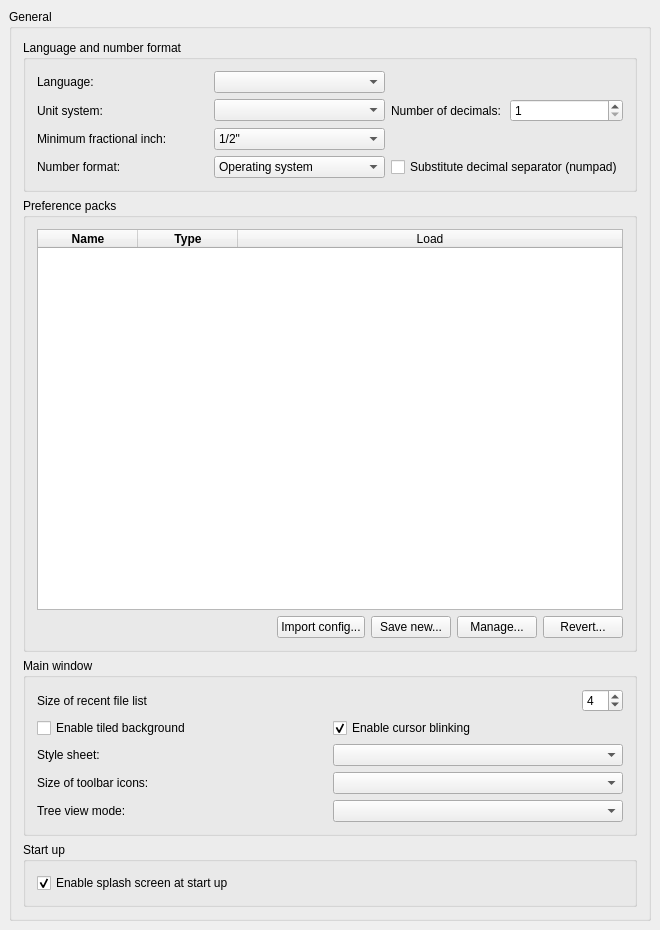
southseact-3d/fcd, file src/Gui/DlgGeneral.ui: the form before one commit.
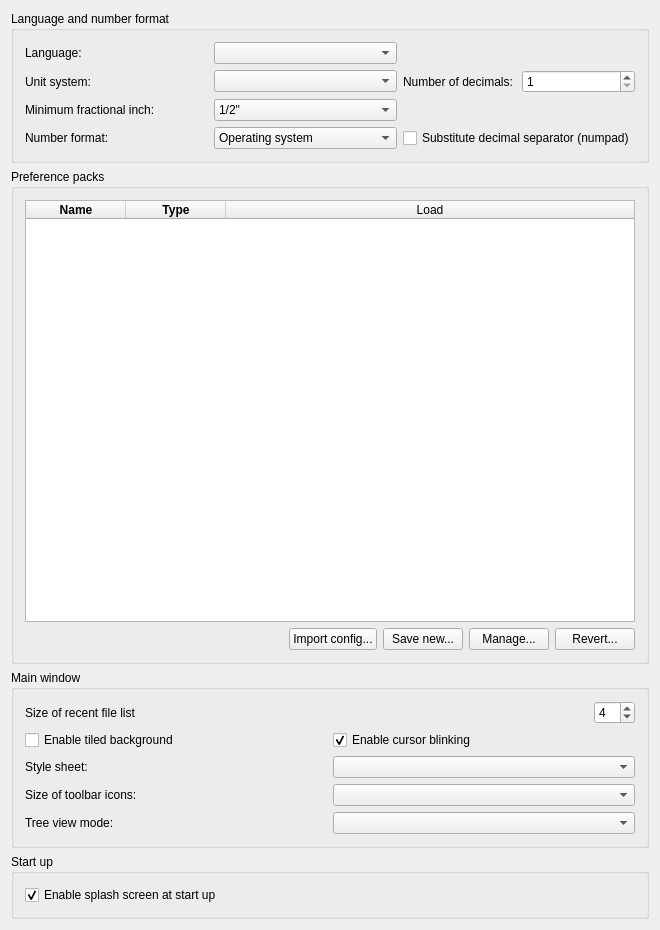
The form after the commit. Custom widgets are drawn as their Qt base class.

Commit message: Pref: General: Remove useless and redundant 'General' groupbox.

```diff
--- a/src/Gui/DlgGeneral.ui
+++ b/src/Gui/DlgGeneral.ui
@@ -13,27 +13,6 @@
   <property name="windowTitle">
    <string>General</string>
   </property>
-  <layout class="QGridLayout">
-   <property name="leftMargin">
-    <number>9</number>
-   </property>
-   <property name="topMargin">
-    <number>9</number>
-   </property>
-   <property name="rightMargin">
-    <number>9</number>
-   </property>
-   <property name="bottomMargin">
-    <number>9</number>
-   </property>
-   <property name="spacing">
-    <number>6</number>
-   </property>
-   <item row="0" column="0">
-    <widget class="QGroupBox" name="GroupBox5">
-     <property name="title">
-      <string>General</string>
-     </property>
      <layout class="QVBoxLayout" name="verticalLayout">
       <item>
        <widget class="QGroupBox" name="GroupBox7">
@@ -638,9 +617,6 @@
            <property name="prefPath" stdset="0">
             <cstring>General</cstring>
            </property>
-          </widget>
-         </item>
-        </layout>
        </widget>
       </item>
      </layout>
```
Lines whose indentation alone changed are shown as unchanged.
